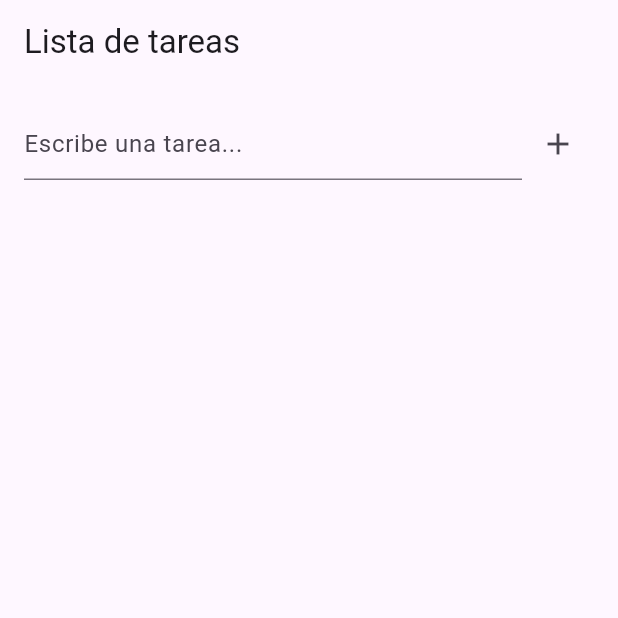
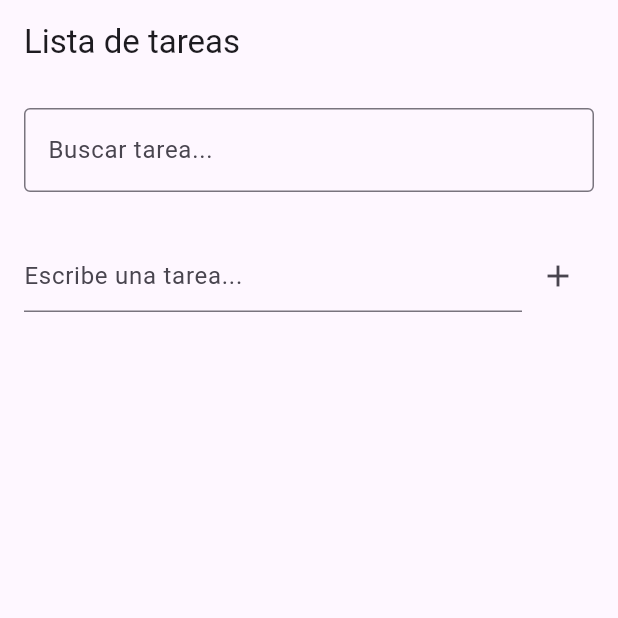
Before and after one commit to lunajoe82/todolist, a Flutter app: the screen it shows after launch, on a phone screen of 412 x 824 dp, the top half of it. Run offline on Flutter 3.47's test engine with Material 3 defaults, Android fonts, the phone set to English and light mode, and no system bars.

Commit message:
fix: resolver conflictos de merge

```diff
--- a/lib/main.dart
+++ b/lib/main.dart
@@ -25,15 +25,35 @@ class ToDoList extends StatefulWidget {
 class _ToDoListState extends State<ToDoList> {
   // Lista de tareas
   List<String> tasks = [];
-  // Controlador para el campo de texto
+  List<String> filteredTasks = [];
+  // Controladores
   TextEditingController taskController = TextEditingController();
+  TextEditingController searchController = TextEditingController();
+
+  @override
+  void initState() {
+    super.initState();
+    filteredTasks = tasks;
+    searchController.addListener(_filterTasks);
+  }
+
+  // Función para filtrar tareas
+  void _filterTasks() {
+    setState(() {
+      String query = searchController.text.toLowerCase();
+      filteredTasks = tasks
+          .where((task) => task.toLowerCase().contains(query))
+          .toList();
+    });
+  }
 
   // Función para agregar una tarea
   void addTask() {
     if (taskController.text.isNotEmpty) {
       setState(() {
         tasks.add(taskController.text);
-        taskController.clear(); // Limpiar el campo de texto
+        taskController.clear();
+        _filterTasks(); // actualizar lista filtrada
       });
     }
   }
@@ -41,14 +61,17 @@ class _ToDoListState extends State<ToDoList> {
   // Función para eliminar una tarea
   void removeTask(int index) {
     setState(() {
-      tasks.removeAt(index);
+      tasks.remove(filteredTasks[index]);
+      _filterTasks();
     });
   }
 
   // Función para marcar una tarea como completada
   void toggleTaskCompletion(int index) {
     setState(() {
-      tasks[index] = tasks[index] + " ✅";
+      int realIndex = tasks.indexOf(filteredTasks[index]);
+      tasks[realIndex] = tasks[realIndex] + " ✅";
+      _filterTasks();
     });
   }
 
@@ -60,6 +83,17 @@ class _ToDoListState extends State<ToDoList> {
       ),
       body: Column(
         children: [
+          // Barra de búsqueda
+          Padding(
+            padding: const EdgeInsets.all(16.0),
+            child: TextField(
+              controller: searchController,
+              decoration: InputDecoration(
+                hintText: 'Buscar tarea...',
+                border: OutlineInputBorder(),
+              ),
+            ),
+          ),
           // Campo de texto para agregar tareas
           Padding(
             padding: const EdgeInsets.all(16.0),
@@ -80,13 +114,13 @@ class _ToDoListState extends State<ToDoList> {
               ],
             ),
           ),
-          // Lista de tareas
+          // Lista de tareas filtradas
           Expanded(
             child: ListView.builder(
-              itemCount: tasks.length,
+              itemCount: filteredTasks.length,
               itemBuilder: (context, index) {
                 return ListTile(
-                  title: Text(tasks[index]),
+                  title: Text(filteredTasks[index]),
                   trailing: Row(
                     mainAxisSize: MainAxisSize.min,
                     children: [
@@ -96,7 +130,7 @@ class _ToDoListState extends State<ToDoList> {
                       ),
                       IconButton(
                         icon: Icon(Icons.delete),
-                        onPressed: () => addTask,
+                        onPressed: () => removeTask(index),
                       ),
                     ],
                   ),
```
